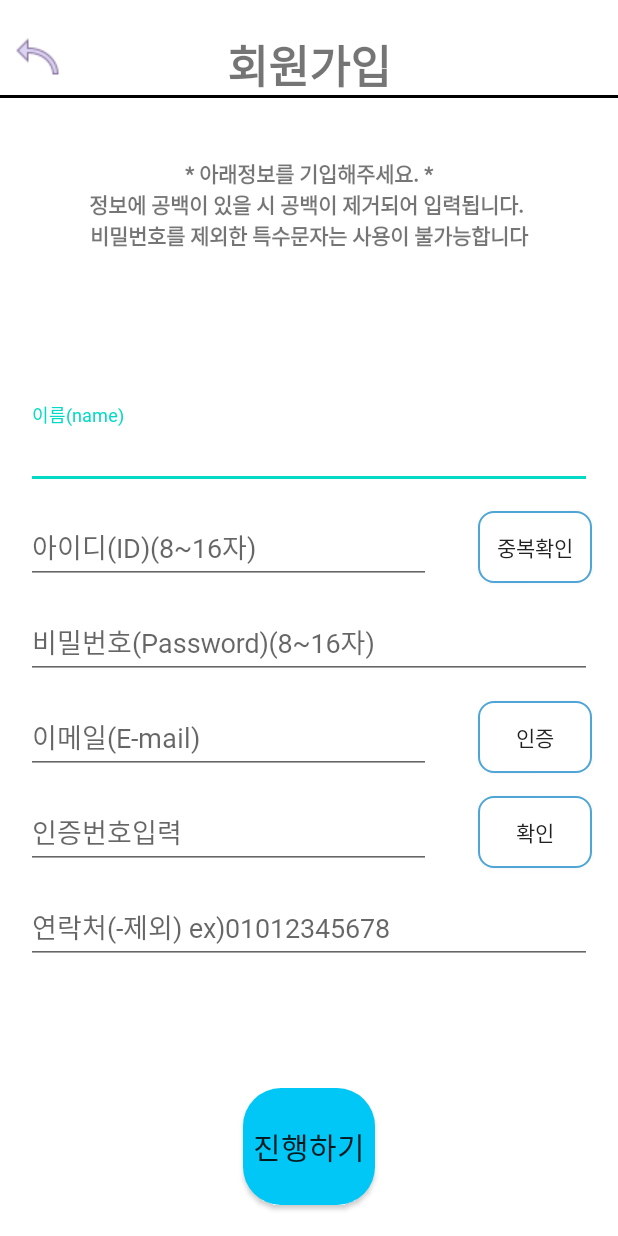
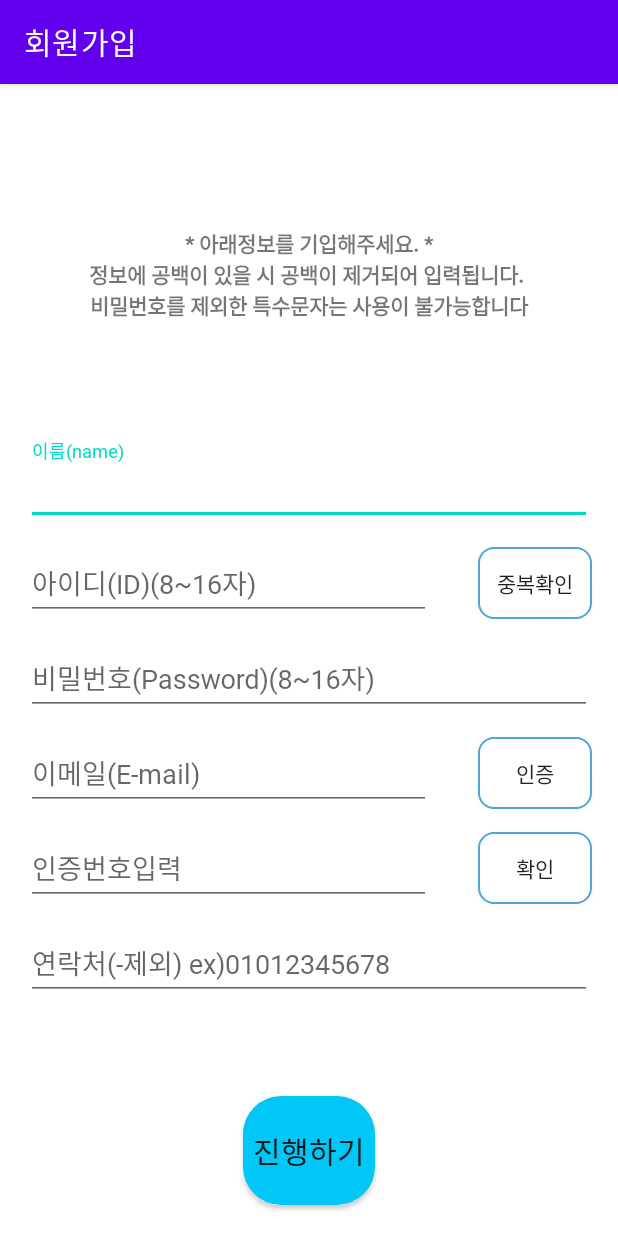
Before and after one commit to jangwonyoon/smart_laundryApp_android, an Android app: the user_signup2 screen opened directly, with no data from a screen before it, on a phone screen of 412 x 824 dp. Run offline under Robolectric (Android 15) with nearby library versions, the light colour scheme and no system bars; our stand-ins replace Volley.

Commit message:
signup2 TopBar Add

```diff
--- a/user/app/build.gradle
+++ b/user/app/build.gradle
@@ -42,7 +42,7 @@ dependencies {
     implementation 'com.dinuscxj:circleprogressbar:1.3.0' // CircleProgressBar
     implementation "androidx.core:core:1.3.1"
     implementation 'com.kyleduo.switchbutton:library:2.0.0'
-    implementation 'com.android.support:support-v4:28.1.0'
+    implementation 'com.android.support:support-v4:29.1.0'
 
     implementation files('libs/commons-net-3.7.jar')
     implementation files('libs/commons-net-3.7-sources.jar')
--- a/user/app/src/main/java/com/example/user/user_signup2.java
+++ b/user/app/src/main/java/com/example/user/user_signup2.java
@@ -47,13 +47,13 @@ public class user_signup2 extends Activity {
         super.onCreate(savedInstanceState);
         setContentView(R.layout.activity_user_signup2);
 
-        user_signup_back = (Button) findViewById(R.id.layout2_b1);
-        user_signup_back.setOnClickListener(new View.OnClickListener() {
-            public void onClick(View v) {
-                Intent intent = new Intent(user_signup2.this, user_signup1.class);
-                startActivity(intent);
-            }
-        });
+//        user_signup_back = (Button) findViewById(R.id.layout2_b1);
+//        user_signup_back.setOnClickListener(new View.OnClickListener() {
+//            public void onClick(View v) {
+//                Intent intent = new Intent(user_signup2.this, user_signup1.class);
+//                startActivity(intent);
+//            }
+//        });
 
 
         et1 = findViewById(R.id.layout2_et1);
--- a/user/app/src/main/res/layout/activity_main.xml
+++ b/user/app/src/main/res/layout/activity_main.xml
@@ -53,7 +53,6 @@
         android:gravity="center"
         android:layout_weight="0.3"
         android:layout_margin="10dp"
-
         >
         <Button
             android:id="@+id/layout1_b1"
--- a/user/app/src/main/res/layout/activity_user_signup2.xml
+++ b/user/app/src/main/res/layout/activity_user_signup2.xml
@@ -9,6 +9,21 @@
     android:weightSum="1"
     android:background="@color/white"
     >
+    <com.google.android.material.appbar.AppBarLayout
+        android:layout_width="match_parent"
+        android:layout_height="wrap_content">
+
+        <com.google.android.material.appbar.MaterialToolbar
+            android:id="@+id/topAppBar"
+            android:layout_width="match_parent"
+            android:layout_height="?attr/actionBarSize"
+            app:title="회원가입"
+            app:titleTextColor="@color/white"
+            style="@style/Widget.MaterialComponents.Toolbar.Primary"
+            />
+
+    </com.google.android.material.appbar.AppBarLayout>
+
 
     <LinearLayout
         android:id="@+id/layout2_1"
@@ -24,36 +39,38 @@
             android:layout_height="2dp"
             android:background="#FF000000" />-->
 
-        <FrameLayout
-            android:layout_width="match_parent"
-            android:layout_height="wrap_content">
 
-            <Button
-                android:id="@+id/layout2_b1"
-                android:layout_width="30dp"
-                android:layout_height="30dp"
-                android:layout_gravity="left"
-                android:background="@drawable/arrow_back"
-                android:layout_margin="10dp">
 
-            </Button>
+<!--        <FrameLayout-->
+<!--            android:layout_width="match_parent"-->
+<!--            android:layout_height="wrap_content">-->
 
-            <TextView
-                android:layout_width="match_parent"
-                android:layout_height="match_parent"
-                android:layout_gravity="center"
-                android:layout_marginTop="5dp"
-                android:fontFamily="@font/title2"
-                android:gravity="center"
-                android:text="회원가입"
-                android:textSize="30dp"
-                android:textStyle="bold"></TextView>
-        </FrameLayout>
+<!--            <Button-->
+<!--                android:id="@+id/layout2_b1"-->
+<!--                android:layout_width="30dp"-->
+<!--                android:layout_height="30dp"-->
+<!--                android:layout_gravity="left"-->
+<!--                android:background="@drawable/arrow_back"-->
+<!--                android:layout_margin="10dp">-->
 
-        <View
-            android:layout_width="match_parent"
-            android:layout_height="2dp"
-            android:background="#FF000000" />
+<!--            </Button>-->
+
+<!--            <TextView-->
+<!--                android:layout_width="match_parent"-->
+<!--                android:layout_height="match_parent"-->
+<!--                android:layout_gravity="center"-->
+<!--                android:layout_marginTop="5dp"-->
+<!--                android:fontFamily="@font/title2"-->
+<!--                android:gravity="center"-->
+<!--                android:text="회원가입"-->
+<!--                android:textSize="30dp"-->
+<!--                android:textStyle="bold"></TextView>-->
+<!--        </FrameLayout>-->
+
+<!--        <View-->
+<!--            android:layout_width="match_parent"-->
+<!--            android:layout_height="2dp"-->
+<!--            android:background="#FF000000" />-->
 
     </LinearLayout>
 
--- /dev/null
+++ b/user/app/src/main/res/layout/top_app_bar.xml
@@ -0,0 +1,6 @@
+<?xml version="1.0" encoding="utf-8"?>
+<androidx.constraintlayout.widget.ConstraintLayout
+    xmlns:android="http://schemas.android.com/apk/res/android" android:layout_width="match_parent"
+    android:layout_height="match_parent">
+
+</androidx.constraintlayout.widget.ConstraintLayout>
```
